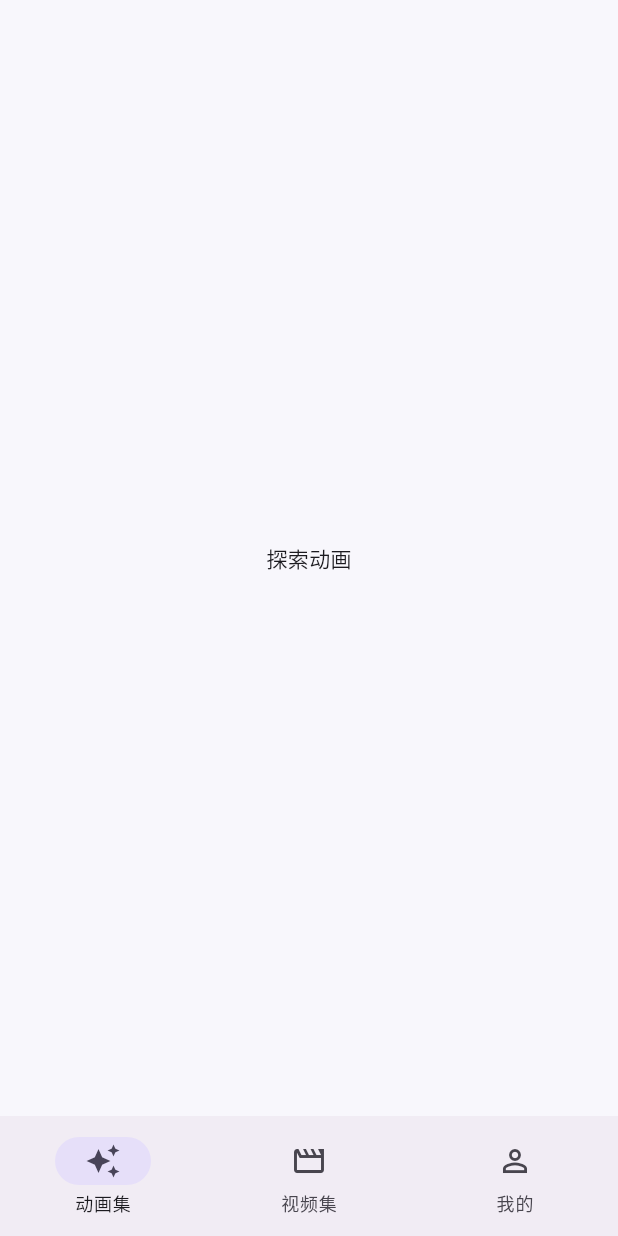
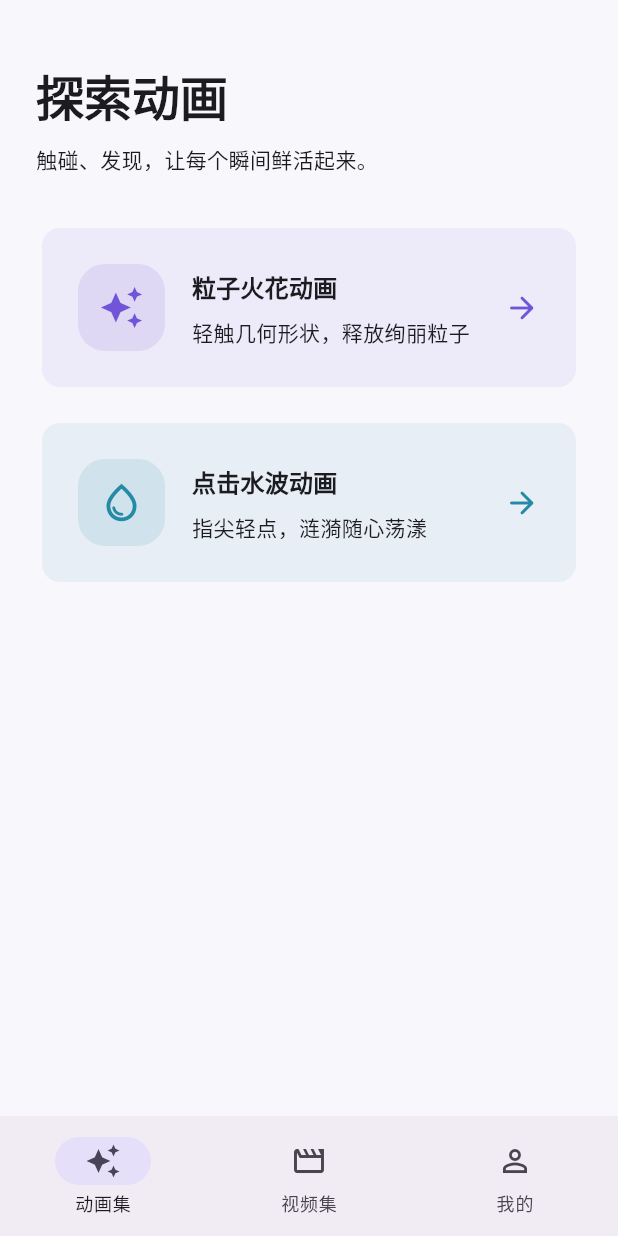
Before and after one commit to w1163563154/myflutter, a Flutter app: the screen it shows after launch, on a phone screen of 412 x 824 dp. Run offline on Flutter 3.47's test engine with Material 3 defaults, Android fonts, the phone set to English and light mode, and no system bars.

Commit message:
feat: add animation gallery and standalone demo packages (#3)

```diff
--- /dev/null
+++ b/lib/animation_gallery.dart
@@ -0,0 +1,96 @@
+import 'package:flutter/material.dart';
+import 'package:particle_sparks/particle_sparks.dart';
+import 'package:tap_ripple/tap_ripple.dart';
+
+class AnimationGallery extends StatelessWidget {
+  const AnimationGallery({super.key});
+  @override
+  Widget build(BuildContext context) => ListView(
+    padding: const EdgeInsets.all(24),
+    children: [
+      const SizedBox(height: 20),
+      Text(
+        '探索动画',
+        style: Theme.of(
+          context,
+        ).textTheme.headlineLarge?.copyWith(fontWeight: FontWeight.bold),
+      ),
+      const SizedBox(height: 12),
+      const Text('触碰、发现，让每个瞬间鲜活起来。'),
+      const SizedBox(height: 32),
+      _DemoCard(
+        title: '粒子火花动画',
+        subtitle: '轻触几何形状，释放绚丽粒子',
+        icon: Icons.auto_awesome,
+        color: const Color(0xFF7155D9),
+        page: const ParticleSparksDemo(),
+      ),
+      const SizedBox(height: 16),
+      _DemoCard(
+        title: '点击水波动画',
+        subtitle: '指尖轻点，涟漪随心荡漾',
+        icon: Icons.water_drop_outlined,
+        color: const Color(0xFF258AA5),
+        page: const TapRippleDemo(),
+      ),
+    ],
+  );
+}
+
+class _DemoCard extends StatelessWidget {
+  const _DemoCard({
+    required this.title,
+    required this.subtitle,
+    required this.icon,
+    required this.color,
+    required this.page,
+  });
+  final String title, subtitle;
+  final IconData icon;
+  final Color color;
+  final Widget page;
+  @override
+  Widget build(BuildContext context) => Card(
+    clipBehavior: Clip.antiAlias,
+    elevation: 0,
+    color: color.withValues(alpha: .08),
+    child: InkWell(
+      onTap: () => Navigator.of(
+        context,
+      ).push(MaterialPageRoute<void>(builder: (_) => page)),
+      child: Padding(
+        padding: const EdgeInsets.all(24),
+        child: Row(
+          children: [
+            Container(
+              padding: const EdgeInsets.all(14),
+              decoration: BoxDecoration(
+                color: color.withValues(alpha: .12),
+                borderRadius: BorderRadius.circular(18),
+              ),
+              child: Icon(icon, color: color, size: 30),
+            ),
+            const SizedBox(width: 18),
+            Expanded(
+              child: Column(
+                crossAxisAlignment: CrossAxisAlignment.start,
+                children: [
+                  Text(
+                    title,
+                    style: Theme.of(context).textTheme.titleMedium?.copyWith(
+                      fontWeight: FontWeight.bold,
+                    ),
+                  ),
+                  const SizedBox(height: 8),
+                  Text(subtitle),
+                ],
+              ),
+            ),
+            const SizedBox(width: 8),
+            Icon(Icons.arrow_forward_rounded, color: color),
+          ],
+        ),
+      ),
+    ),
+  );
+}
--- a/lib/home_shell.dart
+++ b/lib/home_shell.dart
@@ -1,4 +1,5 @@
 import 'package:flutter/material.dart';
+import 'animation_gallery.dart';
 
 class HomeShell extends StatefulWidget {
   const HomeShell({super.key});
@@ -40,7 +41,7 @@ class _HomeShellState extends State<HomeShell>
             child: IndexedStack(
               index: _selected,
               children: const [
-                Center(child: Text('探索动画')),
+                AnimationGallery(),
                 EmptyTab(icon: Icons.movie_outlined, title: '视频内容即将上线'),
                 EmptyTab(icon: Icons.person_outline, title: '这里将记录你的灵感'),
               ],
--- /dev/null
+++ b/packages/particle_sparks/lib/particle_sparks.dart
@@ -0,0 +1,11 @@
+import 'package:flutter/material.dart';
+
+/// Standalone particle demo. Shape interaction is added in issue #4.
+class ParticleSparksDemo extends StatelessWidget {
+  const ParticleSparksDemo({super.key});
+  @override
+  Widget build(BuildContext context) => Scaffold(
+    appBar: AppBar(title: const Text('粒子火花动画')),
+    body: const Center(child: Text('轻触形状，释放火花')),
+  );
+}
--- a/pubspec.yaml
+++ b/pubspec.yaml
@@ -34,6 +34,10 @@ dependencies:
   # The following adds the Cupertino Icons font to your application.
   # Use with the CupertinoIcons class for iOS style icons.
   cupertino_icons: ^1.0.8
+  particle_sparks:
+    path: packages/particle_sparks
+  tap_ripple:
+    path: packages/tap_ripple
 
 dev_dependencies:
   flutter_test:
```
Also changed, not shown: packages/particle_sparks/pubspec.yaml (added, +15 -0 lines), packages/tap_ripple/lib/tap_ripple.dart (added, +132 -0 lines), packages/tap_ripple/pubspec.yaml (added, +15 -0 lines), pubspec.lock, 3 other files.
